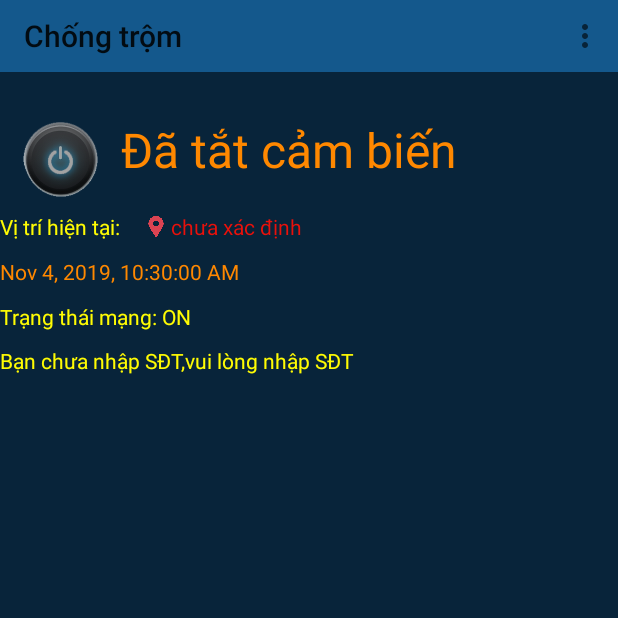
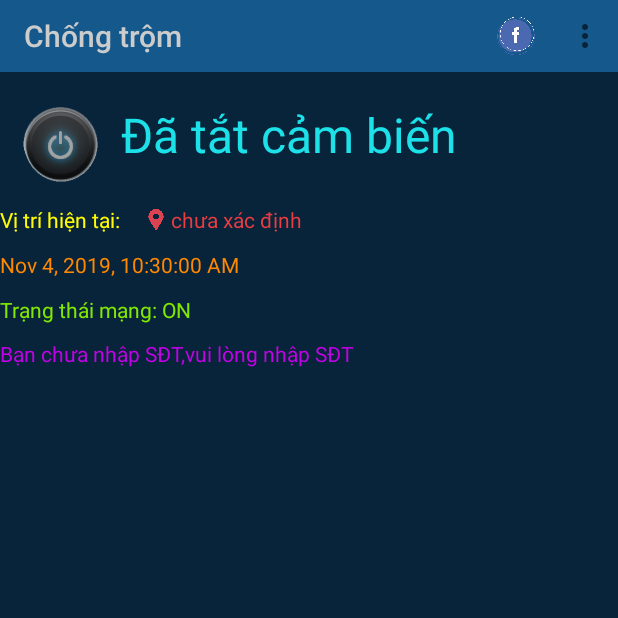
Before and after one commit to phuongdkyt/du-an_1, an Android app: the screen it shows after launch (MainActivity), on a phone screen of 412 x 824 dp, the top half of it. Run offline under Robolectric (Android 15) with nearby library versions, the light colour scheme and no system bars.

Commit message:
chong_trom

```diff
--- a/ChngTrm4/app/src/main/java/com/example/chngtrm/MainActivity.java
+++ b/ChngTrm4/app/src/main/java/com/example/chngtrm/MainActivity.java
@@ -6,6 +6,7 @@ import android.app.Activity;
 import android.content.Context;
 import android.content.Intent;
 import android.content.pm.PackageManager;
+import android.graphics.Color;
 import android.hardware.Sensor;
 import android.hardware.SensorEvent;
 import android.hardware.SensorEventListener;
@@ -60,7 +61,7 @@ public class MainActivity extends AppCompatActivity implements SensorEventListen
     private String mLastUpdateDay;
     private String dulieusdt,dulieusdtnow;
      private static int d=0;
-    private Boolean checksensor=false;
+    private Boolean checksensor=false,checkMP3=false;
     private final  String API_KEY="AIzaSyA9Z90IURAnMIvJEBEHF70bhh7oCAFv11Y";
 
     @Override
@@ -69,8 +70,11 @@ public class MainActivity extends AppCompatActivity implements SensorEventListen
         setContentView(R.layout.activity_main);
         RequestPermission();
         fusedLocationProviderClient= LocationServices.getFusedLocationProviderClient(this);
+        //đăng kí gps
         buildLocationRequest();
+        //hiện thị gps ra màn hình
         buildLocationCallback();
+        //cập nhật dữ liệu gps
         fusedLocationProviderClient.requestLocationUpdates(locationRequest,locationCallback, Looper.myLooper());
         t1 = findViewById(R.id.hienthi);
         t2 = findViewById(R.id.vitri);
@@ -81,8 +85,9 @@ public class MainActivity extends AppCompatActivity implements SensorEventListen
         toggleButton=findViewById(R.id.battat);
         toggleButton.setOnCheckedChangeListener(this);
         toolbar=findViewById(R.id.toolbar1);
+        toolbar.setTitleTextColor(Color.LTGRAY);
         setSupportActionBar(toolbar);
-
+       //nhận dữ liệu từ bộ nhớ trong
         readFromInternal();
         sensorManager = (SensorManager) getSystemService(Context.SENSOR_SERVICE);
         if (sensorManager.getDefaultSensor(Sensor.TYPE_PROXIMITY) != null) {
@@ -91,33 +96,26 @@ public class MainActivity extends AppCompatActivity implements SensorEventListen
         } else {
             Toast.makeText(this, "Cảm biến không tồn tại!", Toast.LENGTH_SHORT).show();
         }
+        //lấy dữ liệu ngày giờ từ hệ thống
         mLastUpdateDay = DateFormat.getDateTimeInstance().format(new Date());
         t3.setText(mLastUpdateDay);
         if(isOnline()) t4.setText("Trạng thái mạng: ON");
         else  t4.setText("Trạng thái mạng: OFF");
         if(dulieusdtnow==null) t5.setText("Bạn chưa nhập SĐT,vui lòng nhập SĐT");
-        else t5.setText("SĐT:"+dulieusdtnow);
+        else t5.setText("SĐT: "+dulieusdtnow);
 }
-    @Override
-    protected void onStart() {
-        super.onStart();
-
-    }
     public  void buildLocationCallback()
     {
-
        locationCallback = new LocationCallback() {
-
     @Override
     public  void onLocationResult(LocationResult locationResult) {
         for(Location location:locationResult.getLocations())
         {
-            t2.setText("("+location.getLatitude()+"."+location.getLongitude()+")");
+            t2.setText("("+location.getLatitude()+","+location.getLongitude()+")");
         }
       }
 };
     }
-
    @SuppressLint("RestrictedApi")
    public void buildLocationRequest()
    {
@@ -127,6 +125,7 @@ public class MainActivity extends AppCompatActivity implements SensorEventListen
        locationRequest.setFastestInterval(3000);
        locationRequest.setSmallestDisplacement(10);
     }
+    //xét các thời điểm thay đổi của sensor
     @Override
     public void onSensorChanged(SensorEvent event) {
         Float giatri = event.values[0];
@@ -135,7 +134,10 @@ public class MainActivity extends AppCompatActivity implements SensorEventListen
                 d++;
                 t1.setText("Bị phát hiện");
                 if (d <= 10) {
-                    if (d == 1) Canhbaomp3();
+                    if (d == 1) {
+                        Canhbaomp3();
+                        checkMP3 = true;
+                    }
                     fusedLocationProviderClient.getLastLocation()
                             .addOnSuccessListener(this, new OnSuccessListener<Location>() {
                                 @Override
@@ -143,10 +145,9 @@ public class MainActivity extends AppCompatActivity implements SensorEventListen
                                     // Got last known location. In some rare situations this can be null.
                                     if (location != null) {
                                         Guisms(
-                                                "https://www.google.com/maps/place/" + location.getLatitude() + "," + location.getLongitude() + "/" + "  SOS!");
+                                                "https://www.google.com/maps/place/" + location.getLatitude() + "," + location.getLongitude() + "/" + " Cảnh báo mất máy!");
                                     } else Guisms2();
                                 }
-
                             });
                 }
             } else {
@@ -155,11 +156,13 @@ public class MainActivity extends AppCompatActivity implements SensorEventListen
             }
        }
     }
+    //phát nhạc mp3
     private void Canhbaomp3() {
         mediaPlayer = MediaPlayer.create(MainActivity.this, R.raw.canhbaomp3);
         mediaPlayer.setLooping(true);
         mediaPlayer.start();
     }
+    //gửi sms khi có vị trí GPS
     private void Guisms(String dulieu) {
         try {
             String dl=String.valueOf(dulieu);
@@ -167,10 +170,11 @@ public class MainActivity extends AppCompatActivity implements SensorEventListen
             smsManager.sendTextMessage(dulieusdtnow, null,dl, null, null);
             Toast.makeText(getApplicationContext(), "SMS sent.", Toast.LENGTH_LONG).show();
         } catch (Exception e) {
-            Toast.makeText(getApplicationContext(), dulieusdtnow+"Không gửi được tin nhắn"+dulieu, Toast.LENGTH_LONG).show();
+            Toast.makeText(getApplicationContext(), "Không gửi được tin nhắn", Toast.LENGTH_LONG).show();
             e.printStackTrace();
         }
     }
+    //gửi sms khi không có vị trí GPS
     private void Guisms2() {
         try {
 
@@ -184,13 +188,13 @@ public class MainActivity extends AppCompatActivity implements SensorEventListen
     }
     @Override
     public void onAccuracyChanged(Sensor sensor, int accuracy) {
-
     }
-
+     //kiểm tra đăng kí quyền
     private boolean checkPermission(String permission) {
         int checkPermission = ContextCompat.checkSelfPermission(this, permission);
         return (checkPermission == PackageManager.PERMISSION_GRANTED);
     }
+    //xác nhận người dùng đăng kí quyền
    private void RequestPermission()
     {
         if(checkPermission(Manifest.permission.SEND_SMS)||checkPermission(Manifest.permission.ACCESS_COARSE_LOCATION)||checkPermission(Manifest.permission.ACCESS_FINE_LOCATION)) {
@@ -201,6 +205,7 @@ public class MainActivity extends AppCompatActivity implements SensorEventListen
                     REQUEST_CODE);
         }
     }
+    //kiểm tra kết nối internet
     public boolean isOnline() {
         if (Build.VERSION.SDK_INT >= Build.VERSION_CODES.M) {
             requestPermissions(new String[]{Manifest.permission.INTERNET}, 1);
@@ -212,7 +217,6 @@ public class MainActivity extends AppCompatActivity implements SensorEventListen
         }
         return false;
     }
-
     @Override
     protected void onRestart() {
         super.onRestart();
@@ -229,13 +233,11 @@ public class MainActivity extends AppCompatActivity implements SensorEventListen
         super.onDestroy();
         fusedLocationProviderClient.removeLocationUpdates(locationCallback);
     }
-
     @Override
     public boolean onCreateOptionsMenu(Menu menu) {
       getMenuInflater().inflate(R.menu.my_menu,menu);
       return true;
     }
-
     @Override
     public boolean onOptionsItemSelected(MenuItem item) {
     int id=item.getItemId();
@@ -246,10 +248,14 @@ public class MainActivity extends AppCompatActivity implements SensorEventListen
             i.putExtra("sdt",dulieusdtnow);
             startActivityForResult(i,REQUEST_CODE_EXAMPLE);
             break;
+            case R.id.lienhe:
+                Intent i2=new Intent(Intent.ACTION_VIEW,Uri.parse("https://www.facebook.com/toitoilazy"));
+                startActivity(i2);
+                break;
         }
-
         return super.onOptionsItemSelected(item);
     }
+    //kiểm tra dữ liệu trả về từ 1 Activity khác
     @Override
     public void onActivityResult(int requestCode, int resultCode, Intent data) {
         super.onActivityResult(requestCode, resultCode, data);
@@ -270,7 +276,7 @@ public class MainActivity extends AppCompatActivity implements SensorEventListen
     public void writeInternal() {
         if(dulieusdt!=null) {
             try {
-                OutputStream os = openFileOutput("chuthich_in.txt", MODE_PRIVATE);
+                OutputStream os = openFileOutput("sdt_x.txt", MODE_PRIVATE);
                 String string = dulieusdt;
                 os.write(string.getBytes());
                 os.close();
@@ -281,7 +287,7 @@ public class MainActivity extends AppCompatActivity implements SensorEventListen
     }
     private void readFromInternal(){
         try {
-            InputStream is = openFileInput("chuthich_in.txt");
+            InputStream is = openFileInput("sdt_x.txt");
             int size = is.available();
             byte data[] = new byte[size];
             is.read(data);
@@ -292,17 +298,24 @@ public class MainActivity extends AppCompatActivity implements SensorEventListen
             ex.printStackTrace();
         }
     }
+    //kiểm tra toggle button
     @Override
     public void onCheckedChanged(CompoundButton buttonView, boolean isChecked) {
         if (isChecked) {
             checksensor = true;
             t1.setText("Không phát hiện");
         } else {
+            d=0;
             checksensor = false;
             t1.setText("Đã tắt cảm biến");
+            if(checkMP3==true){
+                mediaPlayer.pause();
+                checkMP3=false;
+            }
+
         }
     }
-
+//sau khi ấn vào GPS
     @Override
     public void onClick(View v) {
         switch (v.getId()) {
@@ -314,8 +327,6 @@ public class MainActivity extends AppCompatActivity implements SensorEventListen
                                     + "," + location.getLongitude() + "/"));
                             startActivity(intent);
                         }
-
-
                 });
                 break;
         }
--- a/ChngTrm4/app/src/main/res/layout/activity_main.xml
+++ b/ChngTrm4/app/src/main/res/layout/activity_main.xml
@@ -10,7 +10,7 @@
     <LinearLayout
         android:layout_width="match_parent"
         android:layout_height="wrap_content"
-        android:layout_marginTop="30dp"
+        android:layout_marginTop="20dp"
         android:orientation="horizontal">
         <ToggleButton
             android:id="@+id/battat"
@@ -30,7 +30,7 @@
             android:layout_marginLeft="15dp"
             android:text="Đã tắt cảm biến"
             android:layout_gravity="left"
-            android:textColor="@android:color/holo_orange_dark"
+            android:textColor="#1DE1E9"
             android:textSize="32dp" />
 
 
@@ -39,24 +39,25 @@
     <LinearLayout
         android:layout_width="match_parent"
         android:layout_height="wrap_content"
-        android:layout_marginTop="10dp"
+        android:layout_marginTop="15dp"
         android:orientation="horizontal">
 
         <TextView
             android:layout_width="94dp"
-            android:layout_height="wrap_content"
+            android:layout_height="match_parent"
             android:text="Vị trí hiện tại:"
             android:textColor="#fffc03" />
         <ImageView
             android:layout_width="20dp"
             android:layout_height="20dp"
             android:src="@drawable/vitri"/>
+
         <TextView
             android:id="@+id/vitri"
-            android:layout_width="148dp"
+            android:layout_width="match_parent"
             android:layout_height="match_parent"
             android:text="chưa xác định"
-            android:textColor="#E9110B" />
+            android:textColor="#E93D43" />
 
 
     </LinearLayout>
@@ -69,12 +70,11 @@
         android:textColor="@android:color/holo_orange_dark" />
 
     <TextView
-        android:layout_marginTop="10dp"
         android:id="@+id/ketnoimang"
-        android:textColor="#fffc03"
         android:layout_width="wrap_content"
         android:layout_height="wrap_content"
-        />
+        android:layout_marginTop="10dp"
+        android:textColor="#81E901" />
 
 
         <TextView
@@ -83,7 +83,7 @@
             android:layout_width="wrap_content"
             android:layout_height="wrap_content"
             android:text="No NumberPhone"
-            android:textColor="#fffc03" />
+            android:textColor="#C400E9" />
 
 
 
--- a/ChngTrm4/app/src/main/res/menu/my_menu.xml
+++ b/ChngTrm4/app/src/main/res/menu/my_menu.xml
@@ -1,8 +1,12 @@
 <?xml version="1.0" encoding="utf-8"?>
 <menu xmlns:android="http://schemas.android.com/apk/res/android"
-    >
+    xmlns:app="http://schemas.android.com/apk/res-auto">
 <item android:id="@+id/itsdt"
     android:title="Cài đặt số điện thoại"
-    android:iconTint="@android:color/holo_orange_dark"
     />
+    <item android:id="@+id/lienhe"
+        android:title="Liên hệ nhà phát triển"
+        android:iconTint="@drawable/icon_f"
+      app:showAsAction="ifRoom"
+        android:icon="@drawable/icon_f"/>
 </menu>
```
Also changed, not shown: ChngTrm4/app/src/main/res/drawable-v24/icon_f.png (added), ChngTrm4/app/src/main/res/drawable/icon_f.png (added).
